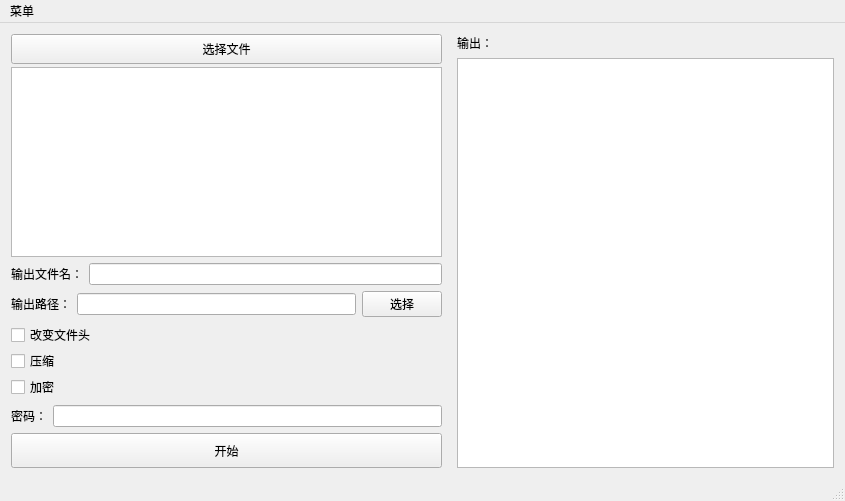
Old version of the form MKCompress.ui in the repository Diam2023/MKCompress.
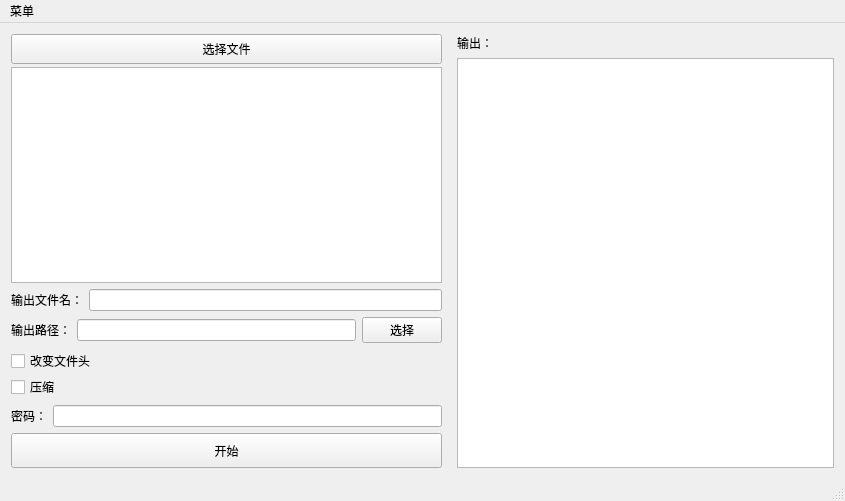
New version of the form.

```diff
--- a/MKCompress.ui
+++ b/MKCompress.ui
@@ -121,13 +121,6 @@
                 </property>
                </widget>
               </item>
-              <item>
-               <widget class="QCheckBox" name="isEncryption">
-                <property name="text">
-                 <string>加密</string>
-                </property>
-               </widget>
-              </item>
              </layout>
             </item>
             <item>
```
